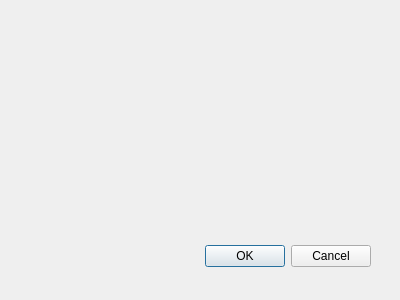
lsteinmann/fieldlink, file idaifield_link_dialog_base.ui: the form before one commit.
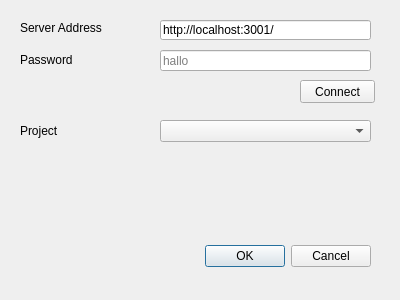
The form after the commit.

Commit message: display list of projects

The edit to the form file:
```diff
--- a/idaifield_link_dialog_base.ui
+++ b/idaifield_link_dialog_base.ui
@@ -28,6 +28,97 @@
     <set>QDialogButtonBox::Cancel|QDialogButtonBox::Ok</set>
    </property>
   </widget>
+  <widget class="QLineEdit" name="serverAddress">
+   <property name="geometry">
+    <rect>
+     <x>160</x>
+     <y>20</y>
+     <width>211</width>
+     <height>20</height>
+    </rect>
+   </property>
+   <property name="text">
+    <string>http://localhost:3001/</string>
+   </property>
+  </widget>
+  <widget class="QLineEdit" name="password">
+   <property name="geometry">
+    <rect>
+     <x>160</x>
+     <y>50</y>
+     <width>211</width>
+     <height>21</height>
+    </rect>
+   </property>
+   <property name="echoMode">
+    <enum>QLineEdit::Password</enum>
+   </property>
+   <property name="placeholderText">
+    <string>hallo</string>
+   </property>
+  </widget>
+  <widget class="QComboBox" name="projectDropdown">
+   <property name="geometry">
+    <rect>
+     <x>160</x>
+     <y>120</y>
+     <width>211</width>
+     <height>22</height>
+    </rect>
+   </property>
+  </widget>
+  <widget class="QLabel" name="addressLabel">
+   <property name="geometry">
+    <rect>
+     <x>20</x>
+     <y>20</y>
+     <width>91</width>
+     <height>16</height>
+    </rect>
+   </property>
+   <property name="text">
+    <string>Server Address</string>
+   </property>
+  </widget>
+  <widget class="QLabel" name="passwordLabel">
+   <property name="geometry">
+    <rect>
+     <x>20</x>
+     <y>50</y>
+     <width>71</width>
+     <height>20</height>
+    </rect>
+   </property>
+   <property name="text">
+    <string>Password</string>
+   </property>
+  </widget>
+  <widget class="QLabel" name="projectLabel">
+   <property name="geometry">
+    <rect>
+     <x>20</x>
+     <y>120</y>
+     <width>141</width>
+     <height>21</height>
+    </rect>
+   </property>
+   <property name="text">
+    <string>Project</string>
+   </property>
+  </widget>
+  <widget class="QPushButton" name="connectButton">
+   <property name="geometry">
+    <rect>
+     <x>300</x>
+     <y>80</y>
+     <width>75</width>
+     <height>23</height>
+    </rect>
+   </property>
+   <property name="text">
+    <string>Connect</string>
+   </property>
+  </widget>
  </widget>
  <resources/>
  <connections>
```
Left out of the diff: 41 changed lines with no effect on the pictures. The commit also changes 2 other files.
